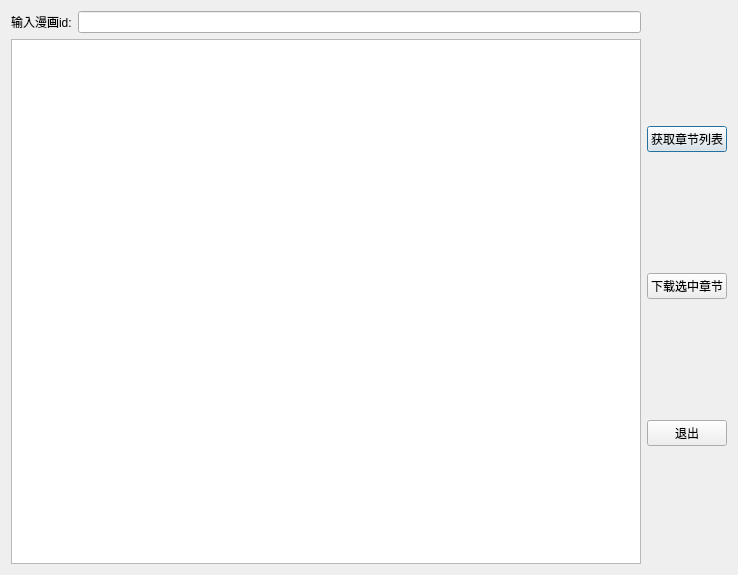
First picture: the form in mhdlg.ui, repository ntestoc3/manhua-get, before the edit.
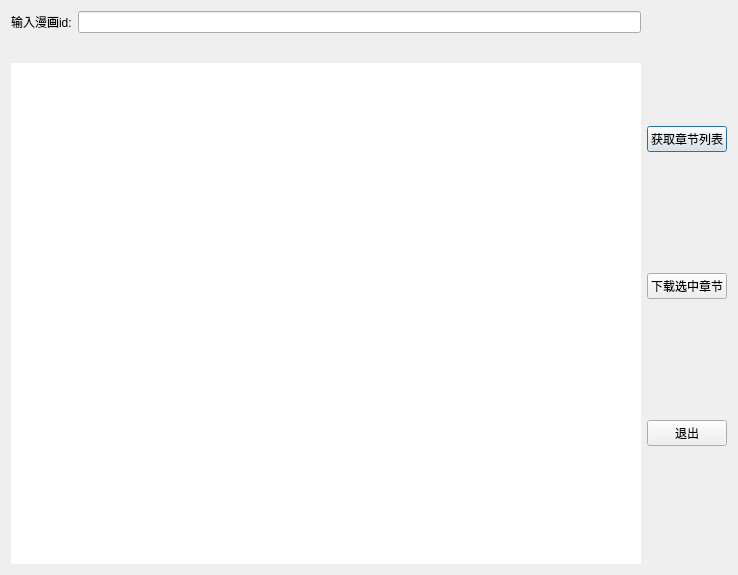
Second picture: the form after the edit.

Commit message: 添加自定义Header,不大好用

The edit to the form file:
```diff
--- a/mhdlg.ui
+++ b/mhdlg.ui
@@ -30,11 +30,37 @@
        </item>
       </layout>
      </item>
+     <item>
+      <widget class="QLabel" name="mahua_title">
+       <property name="font">
+        <font>
+         <pointsize>12</pointsize>
+         <weight>75</weight>
+         <bold>true</bold>
+        </font>
+       </property>
+       <property name="text">
+        <string/>
+       </property>
+       <property name="alignment">
+        <set>Qt::AlignCenter</set>
+       </property>
+      </widget>
+     </item>
      <item>
       <widget class="QTableView" name="chs_table">
+       <property name="frameShape">
+        <enum>QFrame::NoFrame</enum>
+       </property>
+       <property name="editTriggers">
+        <set>QAbstractItemView::NoEditTriggers</set>
+       </property>
        <property name="sortingEnabled">
         <bool>true</bool>
        </property>
+       <attribute name="horizontalHeaderStretchLastSection">
+        <bool>true</bool>
+       </attribute>
       </widget>
      </item>
     </layout>
```
The commit also changes 4 other files.
